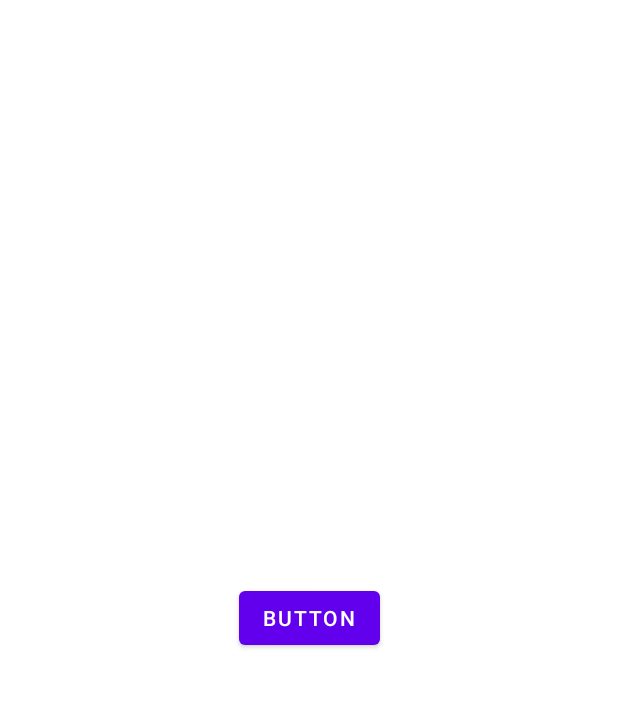
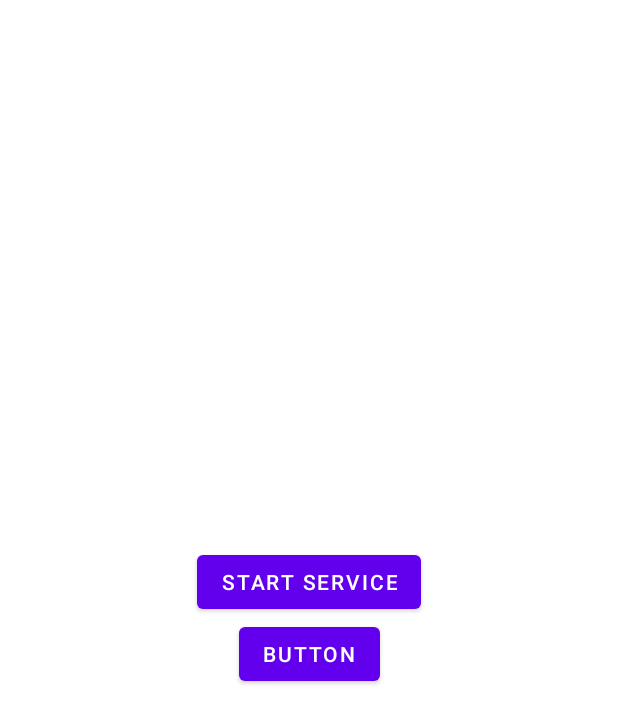
Before and after one commit to Foxxx48/Broadcast, an Android app: the layout activity_main.xml on its own in the app's theme, with its tools: preview values and no code run, on a phone screen of 412 x 824 dp. Shown: the top 723 px of the screen. Run offline under Robolectric (Android 15) with nearby library versions, the phone set to English and light mode, and no system bars.

Commit message:
Add service with broadcast event

```diff
--- a/app/build.gradle
+++ b/app/build.gradle
@@ -30,6 +30,9 @@ android {
     kotlinOptions {
         jvmTarget = '1.8'
     }
+    buildFeatures {
+        viewBinding true
+    }
 }
 
 dependencies {
--- a/app/src/main/AndroidManifest.xml
+++ b/app/src/main/AndroidManifest.xml
@@ -25,6 +25,7 @@
                 android:name="android.app.lib_name"
                 android:value="" />
         </activity>
+        <service android:name=".MyService"/>
     </application>
 
 </manifest>
--- a/app/src/main/java/com/fox/broadcast/MyReceiver.kt
+++ b/app/src/main/java/com/fox/broadcast/MyReceiver.kt
@@ -6,6 +6,7 @@ import android.content.Intent
 import android.widget.Toast
 
 class MyReceiver : BroadcastReceiver(){
+
     override fun onReceive(context: Context, intent: Intent?) {
        when (intent?.action) {
            Intent.ACTION_AIRPLANE_MODE_CHANGED -> {
@@ -23,6 +24,10 @@ class MyReceiver : BroadcastReceiver(){
                val count = intent.getIntExtra(EXTRA_KEY, 100500)
                Toast.makeText(context, "Button clicked $count times", Toast.LENGTH_SHORT).show()
            }
+           MyService.LOADED -> {
+               val loaded = intent.getIntExtra(MyService.EXTRA_KEY, 100500)
+               Toast.makeText(context, "Data loaded for $loaded %", Toast.LENGTH_SHORT).show()
+           }
        }
 
     }
--- a/app/src/main/res/layout/activity_main.xml
+++ b/app/src/main/res/layout/activity_main.xml
@@ -13,7 +13,20 @@
         android:text="Button"
         app:layout_constraintBottom_toBottomOf="parent"
         app:layout_constraintEnd_toEndOf="parent"
+        app:layout_constraintHorizontal_bias="0.5"
         app:layout_constraintStart_toStartOf="parent"
-        app:layout_constraintTop_toTopOf="parent" />
+        app:layout_constraintTop_toBottomOf="@+id/btn_service" />
+
+    <Button
+        android:id="@+id/btn_service"
+        android:layout_width="wrap_content"
+        android:layout_height="wrap_content"
+        android:text="Start service"
+        app:layout_constraintBottom_toTopOf="@+id/btn"
+        app:layout_constraintEnd_toEndOf="parent"
+        app:layout_constraintHorizontal_bias="0.5"
+        app:layout_constraintStart_toStartOf="parent"
+        app:layout_constraintTop_toTopOf="parent"
+        app:layout_constraintVertical_chainStyle="packed" />
 
 </androidx.constraintlayout.widget.ConstraintLayout>
```
Also changed, not shown: app/src/main/java/com/fox/broadcast/MainActivity.kt (+17 -2 lines), app/src/main/java/com/fox/broadcast/MyService.kt (added, +32 -0 lines).
